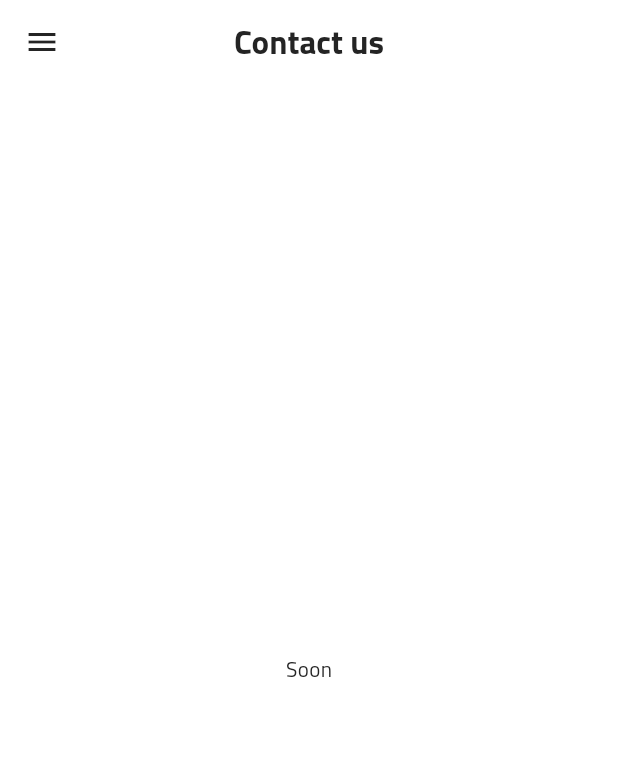
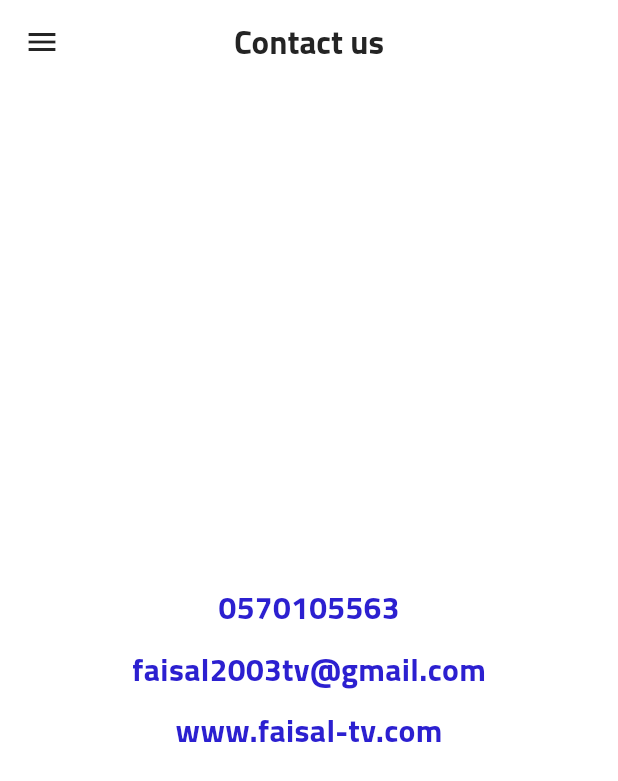
Before and after one commit to Hisham-Elyas/tv_plus, a Flutter app: the ContactUsScreen screen opened directly, on a phone screen of 412 x 824 dp. Shown: the top 781 px of the screen. Run offline on Flutter 3.47's test engine with Material 3 defaults, Android fonts, the phone set to English and light mode, and no system bars; our stand-ins replace avatar_glow, cached_network_image, cloud_firestore, dartz, firebase_auth, firebase_core and 6 more; missing offline and left inert: feedback, flutter_launcher_plus, flutter_vlc_player, modern_player, string_similarity; accounts and stored records are empty.

Commit message:
Add contact functionality to Contact Us screen; implement phone dialing and URL launching features

```diff
--- a/lib/features/home/ui/contact_us_screen.dart
+++ b/lib/features/home/ui/contact_us_screen.dart
@@ -1,12 +1,56 @@
+import 'package:faisal_tv/core/helpers/spacing.dart';
 import 'package:flutter/material.dart';
+import 'package:flutter/services.dart';
+import 'package:flutter_launcher_plus/flutter_launcher_plus.dart';
+import 'package:flutter_screenutil/flutter_screenutil.dart';
 import 'package:get/get.dart';
 
 import '../../../core/localization/constants.dart';
 import '../widgets/custom_app_bar.dart';
 import '../widgets/custom_drawer_widget.dart';
 
-class ContactUsScreen extends StatelessWidget {
+class ContactUsScreen extends StatefulWidget {
+  static const _channel = MethodChannel("flutter_launcher_plus");
   const ContactUsScreen({super.key});
+
+  @override
+  State<ContactUsScreen> createState() => _ContactUsScreenState();
+}
+
+class _ContactUsScreenState extends State<ContactUsScreen> {
+  @override
+  void initState() {
+    // TODO: implement initState
+    super.initState();
+    initPlatformState();
+  }
+
+  String _platformVersion = 'Unknown';
+
+  Future<void> initPlatformState() async {
+    String platformVersion;
+    try {
+      platformVersion = await FlutterLauncherPlus.platformVersion;
+    } on PlatformException {
+      platformVersion = 'Failed to get platform version.';
+    }
+    if (!mounted) return;
+
+    setState(() {
+      _platformVersion = platformVersion;
+    });
+  }
+
+  Future<void> dialNumber(String number) async {
+    await ContactUsScreen._channel.invokeMethod('dialNumber', <String, String>{
+      'number': number,
+    });
+  }
+
+  Future<void> launchUrl(String websiteUrl) async {
+    await ContactUsScreen._channel
+        .invokeMethod('launchUrl', <String, String>{'website_url': websiteUrl});
+  }
 
   @override
   Widget build(BuildContext context) {
@@ -14,7 +58,49 @@ class ContactUsScreen extends StatelessWidget {
       appBar: CustomAppBar(title: ContactUs.tr),
       drawer: CustomDrawerWidget(),
       body: Center(
-        child: Text(Soon.tr),
+        child: Column(
+          mainAxisAlignment: MainAxisAlignment.center,
+          children: [
+            InkWell(
+              onTap: () => dialNumber("0570105563"),
+              child: Text(
+                "0570105563",
+                style: TextStyle(
+                  fontSize: 20.0.sp,
+                  height: 1.5.h,
+                  fontWeight: FontWeight.bold,
+                  color: Theme.of(context).colorScheme.primary,
+                ),
+              ),
+            ),
+            verticalSpace(10),
+            InkWell(
+              onTap: () => launchUrl("faisal2003tv@gmail.com"),
+              child: Text(
+                "faisal2003tv@gmail.com",
+                style: TextStyle(
+                  fontSize: 20.0.sp,
+                  height: 1.5.h,
+                  fontWeight: FontWeight.bold,
+                  color: Theme.of(context).colorScheme.primary,
+                ),
+              ),
+            ),
+            verticalSpace(10),
+            InkWell(
+              onTap: () => launchUrl("www.faisal-tv.com"),
+              child: Text(
+                "www.faisal-tv.com",
+                style: TextStyle(
+                  fontSize: 20.0.sp,
+                  height: 1.5.h,
+                  fontWeight: FontWeight.bold,
+                  color: Theme.of(context).colorScheme.primary,
+                ),
+              ),
+            ),
+          ],
+        ),
       ),
     );
   }
--- a/pubspec.yaml
+++ b/pubspec.yaml
@@ -56,6 +56,8 @@ dependencies:
   firebase_auth: ^5.4.1
   cloud_firestore: ^5.6.2
   firebase_core: ^3.10.1
+  url_launcher_plus: ^1.2.0
+  flutter_launcher_plus: ^0.0.6
   # wakelock: ^0.4.0
   # appinio_video_player: ^1.2.2
 
```
Also changed, not shown: pubspec.lock, 1 other file.
